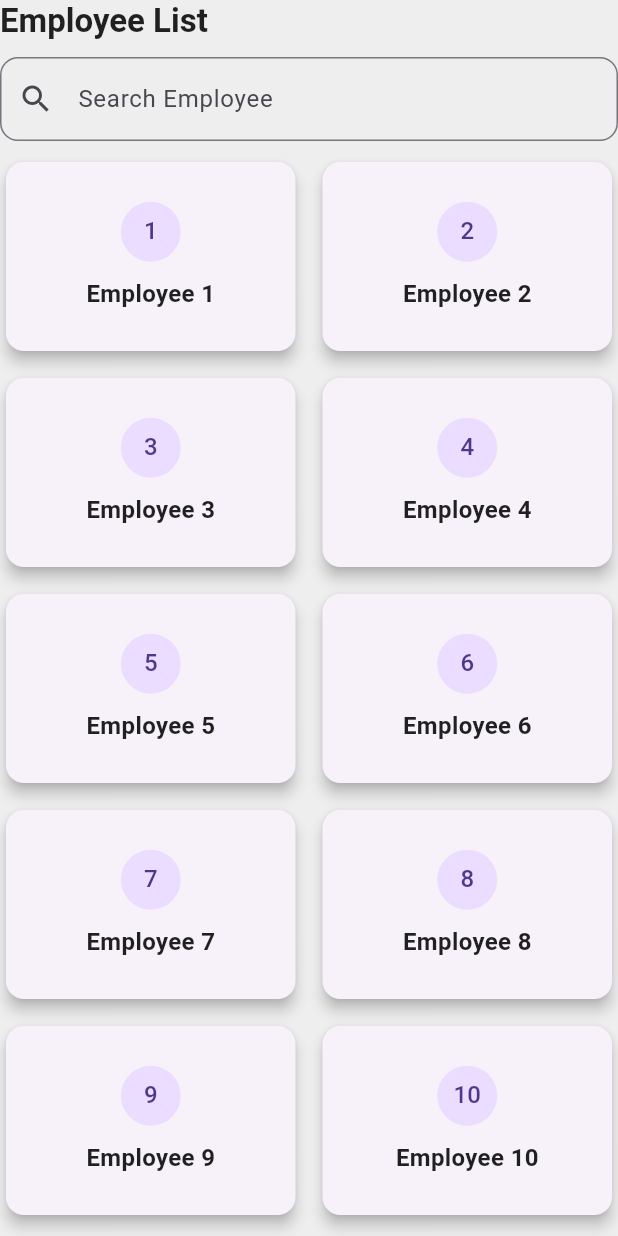
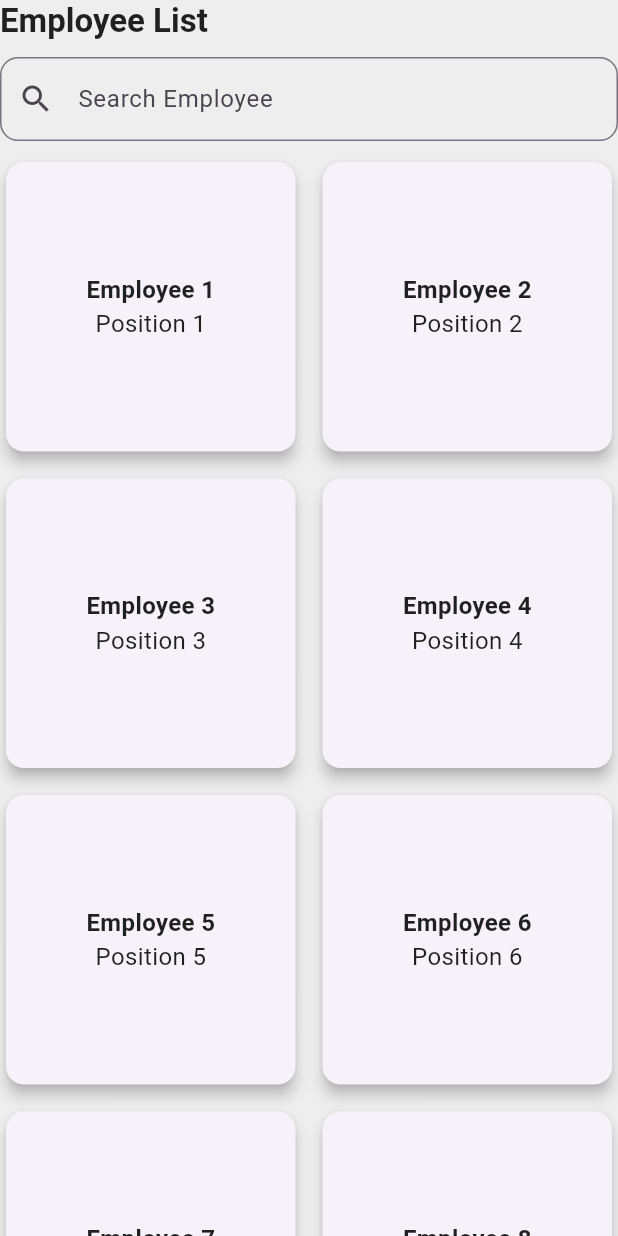
Before and after one commit to emnggprw/teamsync, a Flutter app: the EmployeeSearchScreen widget shown alone on an empty page, opened directly, on a phone screen of 412 x 824 dp. Run offline on Flutter 3.47's test engine with Material 3 defaults, Android fonts, the phone set to English and light mode, and no system bars; our stand-ins replace table_calendar.

Commit message:
Added employee profiles view

```diff
--- a/lib/main.dart
+++ b/lib/main.dart
@@ -119,8 +119,17 @@
 
 class _EmployeeSearchScreenState extends State<EmployeeSearchScreen> {
   TextEditingController _searchController = TextEditingController();
-  List<String> employees = List.generate(12, (index) => 'Employee ${index + 1}');
-  List<String> filteredEmployees = [];
+  List<Map<String, String>> employees = List.generate(
+    12,
+        (index) => {
+      'name': 'Employee ${index + 1}',
+      'position': 'Position ${index + 1}',
+      'department': 'Department ${index % 3 + 1}',
+      'email': 'employee${index + 1}@company.com',
+      'status': ['Available', 'Busy', 'On Leave'][index % 3],
+    },
+  );
+  List<Map<String, String>> filteredEmployees = [];
 
   @override
   void initState() {
@@ -131,9 +140,33 @@
   void _filterEmployees(String query) {
     setState(() {
       filteredEmployees = employees
-          .where((employee) => employee.toLowerCase().contains(query.toLowerCase()))
+          .where((employee) => employee['name']!.toLowerCase().contains(query.toLowerCase()))
           .toList();
     });
+  }
+
+  void _showEmployeeDetails(Map<String, String> employee) {
+    showDialog(
+      context: context,
+      builder: (context) {
+        return AlertDialog(
+          title: Text(employee['name']!),
+          content: Column(
+            mainAxisSize: MainAxisSize.min,
+            crossAxisAlignment: CrossAxisAlignment.start,
+            children: [
+              Text("Position: ${employee['position']!}"),
+              Text("Department: ${employee['department']!}"),
+              Text("Email: ${employee['email']!}"),
+              Text("Status: ${employee['status']!}"),
+            ],
+          ),
+          actions: [
+            TextButton(onPressed: () => Navigator.pop(context), child: Text("Close")),
+          ],
+        );
+      },
+    );
   }
 
   @override
@@ -155,31 +188,23 @@
         SizedBox(height: 10),
         Expanded(
           child: GridView.builder(
-            gridDelegate: SliverGridDelegateWithFixedCrossAxisCount(
-              crossAxisCount: MediaQuery.of(context).size.width > 600 ? 3 : 2,
-              childAspectRatio: 3 / 2,
-              crossAxisSpacing: 10,
-              mainAxisSpacing: 10,
-            ),
+            gridDelegate: SliverGridDelegateWithFixedCrossAxisCount(crossAxisCount: 2, crossAxisSpacing: 10, mainAxisSpacing: 10),
             itemCount: filteredEmployees.length,
             itemBuilder: (context, index) {
-              return Card(
+              return GestureDetector(
+                onTap: () => _showEmployeeDetails(filteredEmployees[index]),
+                child: Card(
+                  shape: RoundedRectangleBorder(borderRadius: BorderRadius.circular(12)),
                   elevation: 4,
-                shape: RoundedRectangleBorder(borderRadius: BorderRadius.circular(12)),
                   child: Padding(
                     padding: const EdgeInsets.all(12.0),
                     child: Column(
                       mainAxisAlignment: MainAxisAlignment.center,
                       children: [
-                      CircleAvatar(
-                        child: Text(filteredEmployees[index].split(' ')[1]),
+                        Text(filteredEmployees[index]['name']!, style: TextStyle(fontWeight: FontWeight.bold)),
+                        Text(filteredEmployees[index]['position']!),
+                      ],
                     ),
-                      SizedBox(height: 10),
-                      Text(
-                        filteredEmployees[index],
-                        style: TextStyle(fontSize: 16, fontWeight: FontWeight.bold),
-                      ),
-                    ],
                   ),
                 ),
               );
```
Lines whose indentation alone changed are shown as unchanged.
